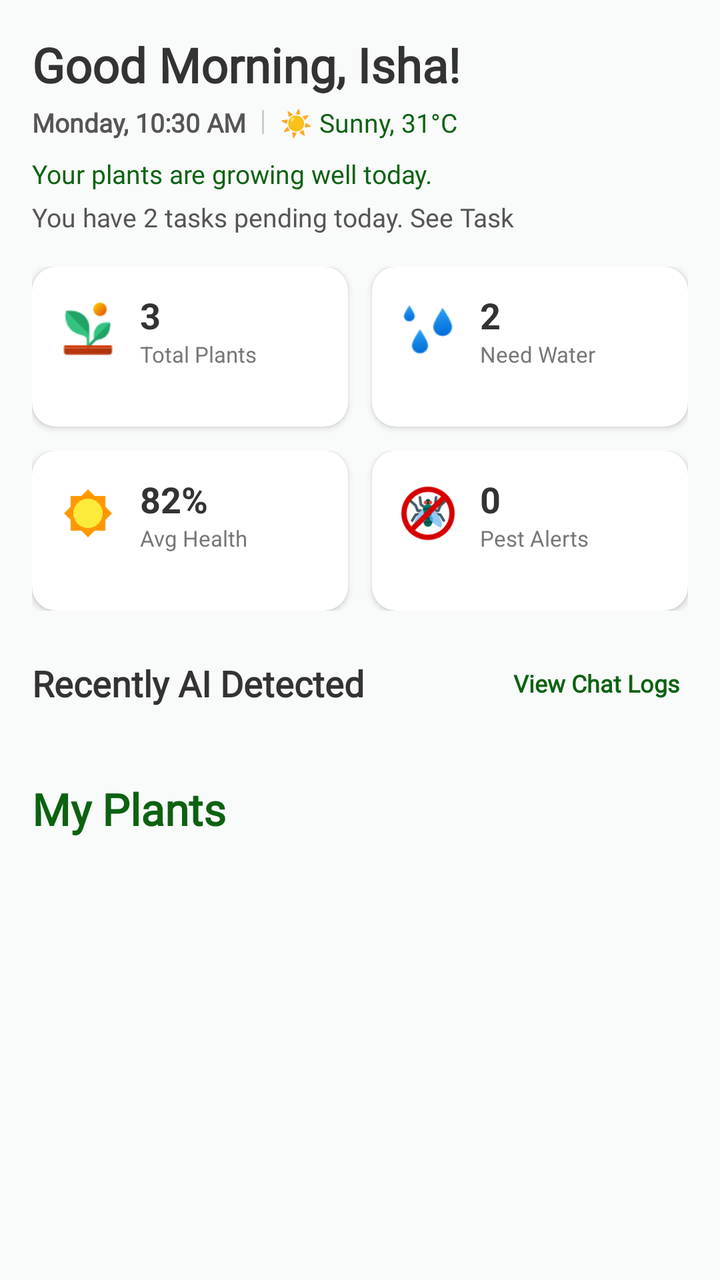
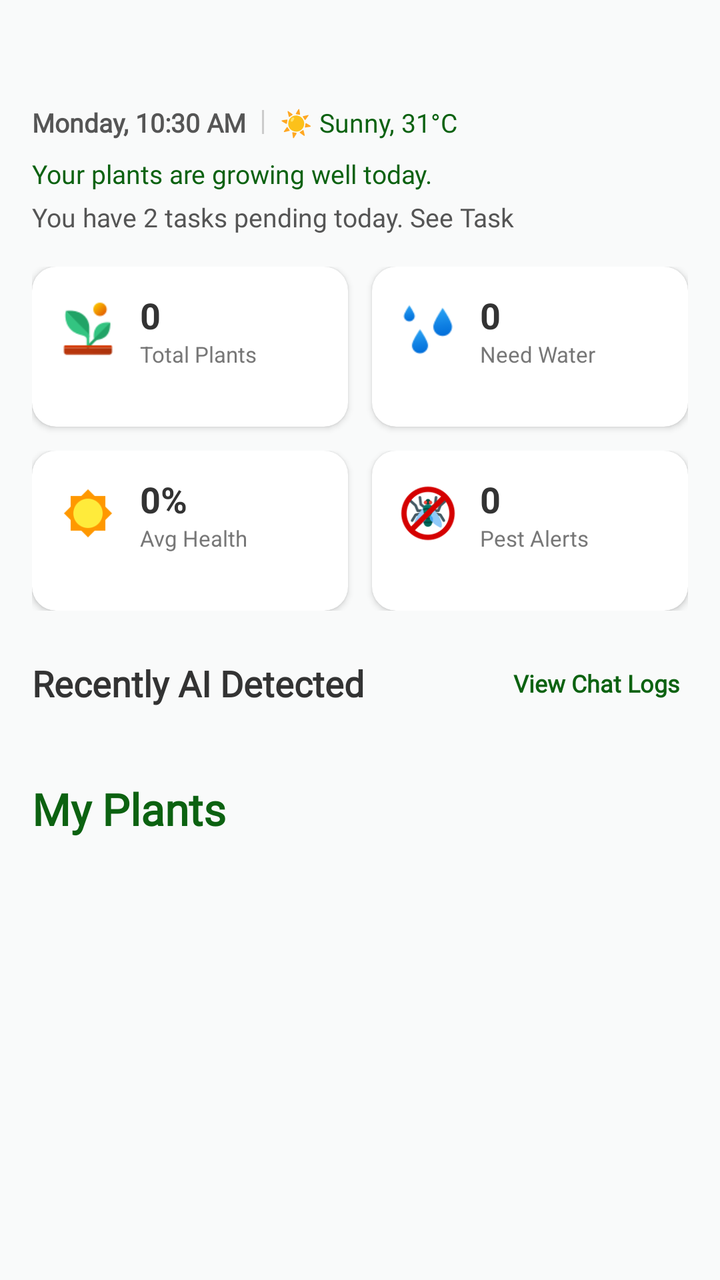

Before-and-after screenshots of an Android layout around one commit, followed by the original layout XML and the change that was made.
<!-- AndroidManifest.xml: application theme Theme.SmartGrow -->
<!-- res/layout/fragment_home.xml -->
<?xml version="1.0" encoding="utf-8"?>
<androidx.constraintlayout.widget.ConstraintLayout
    xmlns:android="http://schemas.android.com/apk/res/android"
    xmlns:app="http://schemas.android.com/apk/res-auto"
    android:layout_width="match_parent"
    android:layout_height="match_parent"
    android:background="#F9FAFA">

    <androidx.core.widget.NestedScrollView
        android:layout_width="match_parent"
        android:layout_height="match_parent"
        android:fillViewport="true"
        app:layout_constraintTop_toTopOf="parent"
        app:layout_constraintBottom_toBottomOf="parent"
        app:layout_constraintStart_toStartOf="parent"
        app:layout_constraintEnd_toEndOf="parent">

        <androidx.constraintlayout.widget.ConstraintLayout
            android:layout_width="match_parent"
            android:layout_height="wrap_content"
            android:padding="16dp">

            <TextView
                android:id="@+id/tv_user_greeting"
                android:layout_width="0dp"
                android:layout_height="wrap_content"
                android:text="Good Morning, Isha!"
                android:textSize="24sp"
                android:textStyle="bold"
                android:textColor="#333333"
                android:fontFamily="@font/poppins"
                app:layout_constraintTop_toTopOf="parent"
                app:layout_constraintStart_toStartOf="parent"
                app:layout_constraintEnd_toEndOf="parent"/>

            <LinearLayout
                android:id="@+id/layout_date_weather_row"
                android:layout_width="match_parent"
                android:layout_height="wrap_content"
                android:orientation="horizontal"
                android:layout_marginTop="4dp"
                android:gravity="center_vertical"
                app:layout_constraintTop_toBottomOf="@id/tv_user_greeting">

                <TextView
                    android:id="@+id/tv_dashboard_live_datetime"
                    android:layout_width="wrap_content"
                    android:layout_height="wrap_content"
                    android:text="Monday, 10:30 AM"
                    android:textColor="#555555"
                    android:textSize="13sp"
                    android:textStyle="bold"
                    android:fontFamily="@font/poppins" />

                <View
                    android:layout_width="1dp"
                    android:layout_height="12dp"
                    android:background="#CCCCCC"
                    android:layout_marginHorizontal="8dp"/>

                <TextView
                    android:id="@+id/tv_dashboard_weather_mock"
                    android:layout_width="wrap_content"
                    android:layout_height="wrap_content"
                    android:text="☀️ Sunny, 31°C"
                    android:textColor="#0C6211"
                    android:textSize="13sp"
                    android:fontFamily="@font/poppins" />
            </LinearLayout>

            <TextView
                android:id="@+id/tv_plant_status_summary"
                android:layout_width="0dp"
                android:layout_height="wrap_content"
                android:text="Your plants are growing well today."
                android:textColor="#0C6211"
                android:textSize="13sp"
                android:fontFamily="@font/poppins"
                android:layout_marginTop="8dp"
                app:layout_constraintTop_toBottomOf="@id/layout_date_weather_row"
                app:layout_constraintStart_toStartOf="parent"
                app:layout_constraintEnd_toEndOf="parent"/>

            <TextView
                android:id="@+id/tv_task_reminder"
                android:layout_width="0dp"
                android:layout_height="wrap_content"
                android:text="You have 2 tasks pending today. See Task"
                android:textColor="#555555"
                android:textSize="13sp"
                android:fontFamily="@font/poppins"
                android:layout_marginTop="4dp"
                android:clickable="true"
                android:focusable="true"
                android:background="?attr/selectableItemBackgroundBorderless"
                app:layout_constraintTop_toBottomOf="@id/tv_plant_status_summary"
                app:layout_constraintStart_toStartOf="parent"
                app:layout_constraintEnd_toEndOf="parent"/>

            <LinearLayout
                android:id="@+id/grid_status_container"
                android:layout_width="match_parent"
                android:layout_height="wrap_content"
                android:orientation="vertical"
                android:layout_marginTop="16dp"
                app:layout_constraintTop_toBottomOf="@id/tv_task_reminder">

                <LinearLayout
                    android:layout_width="match_parent"
                    android:layout_height="wrap_content"
                    android:orientation="horizontal"
                    android:baselineAligned="false"
                    android:weightSum="2">

                    <com.google.android.material.card.MaterialCardView
                        android:layout_width="0dp"
                        android:layout_height="wrap_content"
                        android:layout_weight="1"
                        android:layout_marginEnd="6dp"
                        android:layout_marginBottom="12dp"
                        android:minHeight="80dp"
                        app:cardCornerRadius="12dp"
                        app:cardElevation="2dp"
                        app:cardBackgroundColor="#FFFFFF"
                        app:strokeWidth="0dp">

                        <LinearLayout
                            android:layout_width="match_parent"
                            android:layout_height="match_parent"
                            android:orientation="horizontal"
                            android:gravity="center_vertical"
                            android:padding="12dp">
                            <ImageView
                                android:layout_width="32dp"
                                android:layout_height="32dp"
                                android:src="@drawable/ic_total_plants" />
                            <LinearLayout
                                android:layout_width="wrap_content"
                                android:layout_height="wrap_content"
                                android:orientation="vertical"
                                android:layout_marginStart="10dp">
                                <TextView
                                    android:id="@+id/tv_count_total_plants"
                                    android:layout_width="wrap_content"
                                    android:layout_height="wrap_content"
                                    android:text="3"
                                    android:textSize="18sp"
                                    android:textStyle="bold"
                                    android:textColor="#333333"/>
                                <TextView
                                    android:layout_width="wrap_content"
                                    android:layout_height="wrap_content"
                                    android:text="Total Plants"
                                    android:textSize="11sp"
                                    android:textColor="#777777"/>
                            </LinearLayout>
                        </LinearLayout>
                    </com.google.android.material.card.MaterialCardView>

                    <com.google.android.material.card.MaterialCardView
                        android:layout_width="0dp"
                        android:layout_height="wrap_content"
                        android:layout_weight="1"
                        android:layout_marginStart="6dp"
                        android:layout_marginBottom="12dp"
                        android:minHeight="80dp"
                        app:cardCornerRadius="12dp"
                        app:cardElevation="2dp"
                        app:cardBackgroundColor="#FFFFFF"
                        app:strokeWidth="0dp">

                        <LinearLayout
                            android:layout_width="match_parent"
                            android:layout_height="match_parent"
                            android:orientation="horizontal"
                            android:gravity="center_vertical"
                            android:padding="12dp">
                            <ImageView
                                android:layout_width="32dp"
                                android:layout_height="32dp"
                                android:src="@drawable/ic_water_drop" />
                            <LinearLayout
                                android:layout_width="wrap_content"
                                android:layout_height="wrap_content"
                                android:orientation="vertical"
                                android:layout_marginStart="10dp">
                                <TextView
                                    android:id="@+id/tv_count_need_water"
                                    android:layout_width="wrap_content"
                                    android:layout_height="wrap_content"
                                    android:text="2"
                                    android:textSize="18sp"
                                    android:textStyle="bold"
                                    android:textColor="#333333"/>
                                <TextView
                                    android:layout_width="wrap_content"
                                    android:layout_height="wrap_content"
                                    android:text="Need Water"
                                    android:textSize="11sp"
                                    android:textColor="#777777"/>
                            </LinearLayout>
                        </LinearLayout>
                    </com.google.android.material.card.MaterialCardView>
                </LinearLayout>

                <LinearLayout
                    android:layout_width="match_parent"
                    android:layout_height="wrap_content"
                    android:orientation="horizontal"
                    android:baselineAligned="false"
                    android:weightSum="2">

                    <com.google.android.material.card.MaterialCardView
                        android:layout_width="0dp"
                        android:layout_height="wrap_content"
                        android:layout_weight="1"
                        android:layout_marginEnd="6dp"
                        android:minHeight="80dp"
                        app:cardCornerRadius="12dp"
                        app:cardElevation="2dp"
                        app:cardBackgroundColor="#FFFFFF"
                        app:strokeWidth="0dp">

                        <LinearLayout
                            android:layout_width="match_parent"
                            android:layout_height="match_parent"
                            android:orientation="horizontal"
                            android:gravity="center_vertical"
                            android:padding="12dp">
                            <ImageView
                                android:layout_width="32dp"
                                android:layout_height="32dp"
                                android:src="@drawable/ic_health_sun" />
                            <LinearLayout
                                android:layout_width="wrap_content"
                                android:layout_height="wrap_content"
                                android:orientation="vertical"
                                android:layout_marginStart="10dp">
                                <TextView
                                    android:id="@+id/tv_value_avg_health"
                                    android:layout_width="wrap_content"
                                    android:layout_height="wrap_content"
                                    android:text="82%"
                                    android:textSize="18sp"
                                    android:textStyle="bold"
                                    android:textColor="#333333"/>
                                <TextView
                                    android:layout_width="wrap_content"
                                    android:layout_height="wrap_content"
                                    android:text="Avg Health"
                                    android:textSize="11sp"
                                    android:textColor="#777777"/>
                            </LinearLayout>
                        </LinearLayout>
                    </com.google.android.material.card.MaterialCardView>

                    <com.google.android.material.card.MaterialCardView
                        android:layout_width="0dp"
                        android:layout_height="wrap_content"
                        android:layout_weight="1"
                        android:layout_marginStart="6dp"
                        android:minHeight="80dp"
                        app:cardCornerRadius="12dp"
                        app:cardElevation="2dp"
                        app:cardBackgroundColor="#FFFFFF"
                        app:strokeWidth="0dp">

                        <LinearLayout
                            android:layout_width="match_parent"
                            android:layout_height="match_parent"
                            android:orientation="horizontal"
                            android:gravity="center_vertical"
                            android:padding="12dp">
                            <ImageView
                                android:layout_width="32dp"
                                android:layout_height="32dp"
                                android:src="@drawable/ic_pest_alert" />
                            <LinearLayout
                                android:layout_width="wrap_content"
                                android:layout_height="wrap_content"
                                android:orientation="vertical"
                                android:layout_marginStart="10dp">
                                <TextView
                                    android:id="@+id/tv_count_pest_alerts"
                                    android:layout_width="wrap_content"
                                    android:layout_height="wrap_content"
                                    android:text="0"
                                    android:textSize="18sp"
                                    android:textStyle="bold"
                                    android:textColor="#333333"/>
                                <TextView
                                    android:layout_width="wrap_content"
                                    android:layout_height="wrap_content"
                                    android:text="Pest Alerts"
                                    android:textSize="11sp"
                                    android:textColor="#777777"/>
                            </LinearLayout>
                        </LinearLayout>
                    </com.google.android.material.card.MaterialCardView>
                </LinearLayout>

            </LinearLayout>

            <RelativeLayout
                android:id="@+id/layout_detection_history_header"
                android:layout_width="match_parent"
                android:layout_height="wrap_content"
                android:layout_marginTop="24dp"
                app:layout_constraintTop_toBottomOf="@id/grid_status_container">

                <TextView
                    android:layout_width="wrap_content"
                    android:layout_height="wrap_content"
                    android:text="Recently AI Detected"
                    android:textSize="18sp"
                    android:textStyle="bold"
                    android:textColor="#333333"
                    android:fontFamily="@font/poppins"
                    android:layout_alignParentStart="true"
                    android:layout_centerVertical="true"/>

                <TextView
                    android:id="@+id/tv_action_view_all_history"
                    android:layout_width="wrap_content"
                    android:layout_height="wrap_content"
                    android:text="View Chat Logs"
                    android:textSize="12sp"
                    android:textColor="#0C6211"
                    android:textStyle="bold"
                    android:fontFamily="@font/poppins"
                    android:layout_alignParentEnd="true"
                    android:layout_centerVertical="true"
                    android:clickable="true"
                    android:focusable="true"
                    android:background="?attr/selectableItemBackgroundBorderless"
                    android:padding="4dp"/>
            </RelativeLayout>

            <androidx.recyclerview.widget.RecyclerView
                android:id="@+id/rv_ai_detected_history"
                android:layout_width="match_parent"
                android:layout_height="wrap_content"
                android:layout_marginTop="12dp"
                android:orientation="horizontal"
                app:layout_constraintTop_toBottomOf="@id/layout_detection_history_header" />

            <RelativeLayout
                android:id="@+id/layout_plants_header_strip"
                android:layout_width="match_parent"
                android:layout_height="wrap_content"
                android:layout_marginTop="24dp"
                app:layout_constraintTop_toBottomOf="@id/rv_ai_detected_history">

                <TextView
                    android:layout_width="wrap_content"
                    android:layout_height="wrap_content"
                    android:text="My Plants"
                    android:textSize="22sp"
                    android:textStyle="bold"
                    android:textColor="#0C6211"
                    android:fontFamily="@font/poppins"
                    android:layout_alignParentStart="true"
                    android:layout_centerVertical="true"/>
            </RelativeLayout>

            <androidx.recyclerview.widget.RecyclerView
                android:id="@+id/rv_my_plants_list"
                android:layout_width="match_parent"
                android:layout_height="wrap_content"
                android:layout_marginTop="12dp"
                android:nestedScrollingEnabled="false"
                android:layout_marginBottom="24dp"
                app:layout_constraintTop_toBottomOf="@id/layout_plants_header_strip" />

        </androidx.constraintlayout.widget.ConstraintLayout>
    </androidx.core.widget.NestedScrollView>

</androidx.constraintlayout.widget.ConstraintLayout>
<!-- resources referenced by this layout -->
<resources>
  <!-- drawable ic_health_sun: png bitmap (drawable, 1056 bytes) -->
  <!-- drawable ic_pest_alert: png bitmap (drawable, 4400 bytes) -->
  <!-- drawable ic_total_plants: png bitmap (drawable, 1555 bytes) -->
  <!-- drawable ic_water_drop: png bitmap (drawable, 1600 bytes) -->
  <style name="Theme.SmartGrow" parent="Base.Theme.SmartGrow" />
  <style name="Base.Theme.SmartGrow" parent="Theme.Material3.DayNight.NoActionBar">
          <item name="android:windowBackground">@android:color/white</item>
          <item name="android:windowDisablePreview">true</item>
          <item name="android:statusBarColor">#0C6211</item>
          <item name="android:windowLightStatusBar" tools:targetApi="m">false</item>
  
          
          <item name="android:navigationBarColor">#F9FAFA</item>
  
          
          <item name="android:windowLightNavigationBar" tools:targetApi="o">true</item>
      </style>
</resources>

<!-- the commit's change to res/layout/fragment_home.xml (unified diff, before → after) -->
@@ -24,7 +24,6 @@
                 android:id="@+id/tv_user_greeting"
                 android:layout_width="0dp"
                 android:layout_height="wrap_content"
-                android:text="Good Morning, Isha!"
                 android:textSize="24sp"
                 android:textStyle="bold"
                 android:textColor="#333333"
@@ -143,7 +142,7 @@
                                     android:id="@+id/tv_count_total_plants"
                                     android:layout_width="wrap_content"
                                     android:layout_height="wrap_content"
-                                    android:text="3"
+                                    android:text="0"
                                     android:textSize="18sp"
                                     android:textStyle="bold"
                                     android:textColor="#333333"/>
@@ -188,7 +187,7 @@
                                     android:id="@+id/tv_count_need_water"
                                     android:layout_width="wrap_content"
                                     android:layout_height="wrap_content"
-                                    android:text="2"
+                                    android:text="0"
                                     android:textSize="18sp"
                                     android:textStyle="bold"
                                     android:textColor="#333333"/>
@@ -240,7 +239,7 @@
                                     android:id="@+id/tv_value_avg_health"
                                     android:layout_width="wrap_content"
                                     android:layout_height="wrap_content"
-                                    android:text="82%"
+                                    android:text="0%"
                                     android:textSize="18sp"
                                     android:textStyle="bold"
                                     android:textColor="#333333"/>
